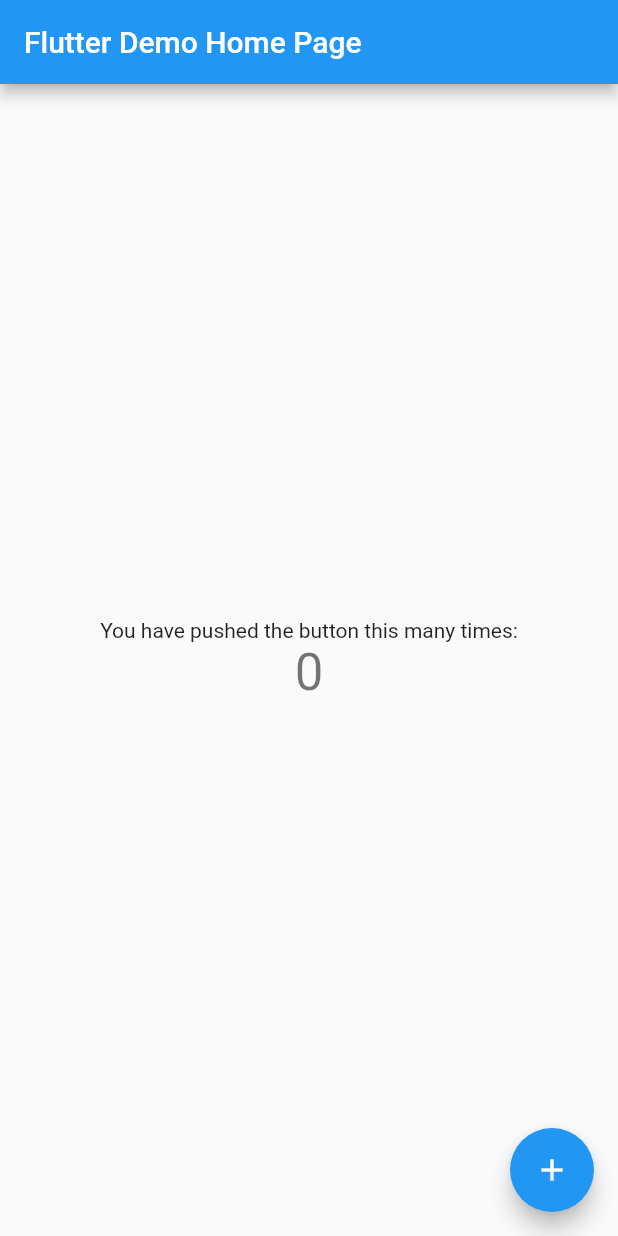
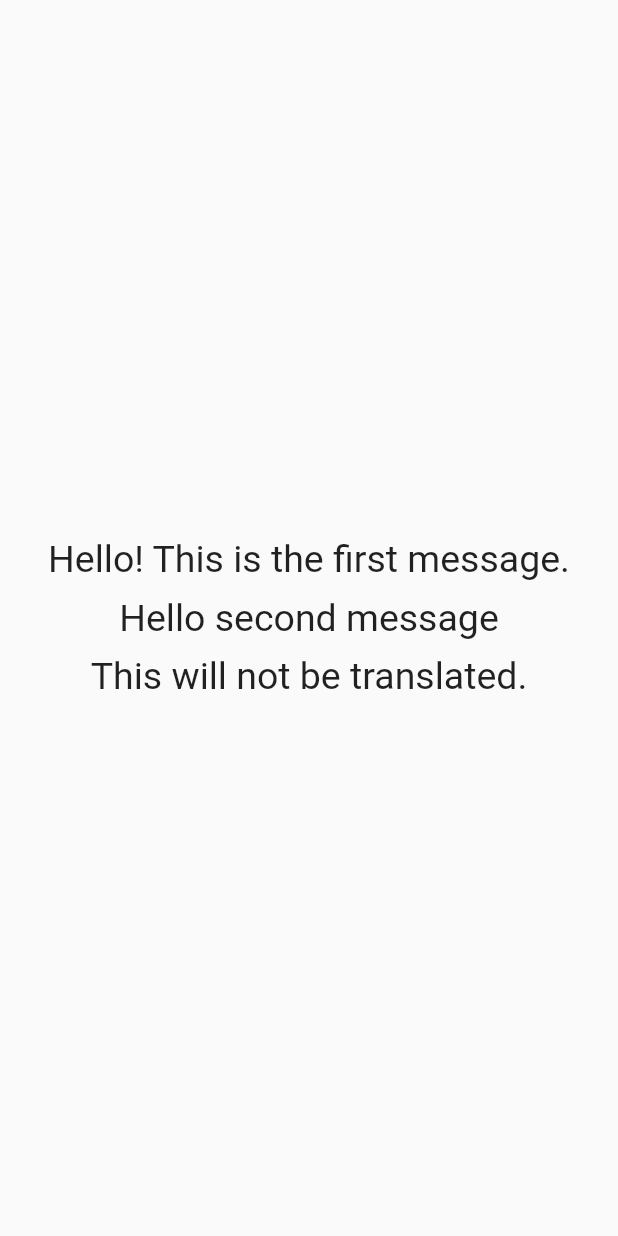
Before and after one commit to AshrafWzza/localization, a Flutter app: the screen it shows after launch, on a phone screen of 412 x 824 dp. Run offline on Flutter 3.47's test engine with Material 2 defaults, Android fonts, the phone set to English and light mode, and no system bars.

Commit message:
Localization based on system language

```diff
--- /dev/null
+++ b/lang/ar.json
@@ -0,0 +1,4 @@
+{
+  "first_string": "مرحباً",
+  "second_string": "مرحباً مرحباً مرحباً"
+}
--- /dev/null
+++ b/lang/en.json
@@ -0,0 +1,4 @@
+{
+  "first_string": "Hello! This is the first message.",
+  "second_string": "Hello second message"
+}
--- /dev/null
+++ b/lib/config/local/app_localizations.dart
@@ -0,0 +1,110 @@
+import 'dart:async';
+import 'dart:convert';
+
+import 'package:flutter/cupertino.dart';
+import 'package:flutter/material.dart';
+import 'package:flutter/services.dart';
+import 'package:flutter_localizations/flutter_localizations.dart';
+
+class AppLocalizations {
+  final Locale locale;
+
+  AppLocalizations(this.locale);
+
+  // Helper method to keep the code in the widgets concise
+  // Localizations are accessed using an InheritedWidget "of" syntax
+  static AppLocalizations? of(BuildContext context) {
+    return Localizations.of<AppLocalizations>(context, AppLocalizations);
+  }
+
+  // Static member to have a simple access to the delegate from the MaterialApp
+  static const LocalizationsDelegate<AppLocalizations> delegate =
+      _AppLocalizationsDelegate();
+
+  Map<String, String>? _localizedStrings;
+
+  Future<bool> load() async {
+    // Load the language JSON file from the "lang" folder
+    String jsonString =
+        await rootBundle.loadString('lang/${locale.languageCode}.json');
+    Map<String, dynamic> jsonMap = json.decode(jsonString);
+
+    _localizedStrings = jsonMap.map((key, value) {
+      return MapEntry(key, value.toString());
+    });
+
+    return true;
+  }
+
+  // This method will be called from every widget which needs a localized text
+  String? translate(String key) => _localizedStrings![key];
+}
+
+// LocalizationsDelegate is a factory for a set of localized resources
+// In this case, the localized strings will be gotten in an AppLocalizations object
+class _AppLocalizationsDelegate
+    extends LocalizationsDelegate<AppLocalizations> {
+  // This delegate instance will never change (it doesn't even have fields!)
+  // It can provide a constant constructor.
+  const _AppLocalizationsDelegate();
+
+  @override
+  bool isSupported(Locale locale) {
+    // Include all of your supported language codes here
+    return ['en', 'ar'].contains(locale.languageCode);
+  }
+
+  @override
+  Future<AppLocalizations> load(Locale locale) async {
+    // AppLocalizations class is where the JSON loading actually runs
+
+    AppLocalizations localizations = AppLocalizations(locale);
+    await localizations.load();
+    return localizations;
+  }
+
+  @override
+  bool shouldReload(_AppLocalizationsDelegate old) => false;
+}
+
+class AppLocalizationsSetup {
+  static const Iterable<Locale> supportedLocales = [
+    Locale('en'),
+    Locale('ar'),
+  ];
+
+  static const Iterable<LocalizationsDelegate<dynamic>> localizationsDelegates =
+      [
+    // A class which loads the translations from JSON files
+    AppLocalizations.delegate,
+    // Built-in localization of basic text for Material widgets
+    GlobalMaterialLocalizations.delegate,
+    // Built-in localization for text direction LTR/RTL
+    GlobalWidgetsLocalizations.delegate,
+    GlobalCupertinoLocalizations.delegate,
+    DefaultCupertinoLocalizations.delegate
+  ];
+
+  // Returns a locale which will be used by the app
+  static Locale? localeResolutionCallback(
+      Locale? locale, Iterable<Locale>? supportedLocales) {
+    // Locale?? Localizations.localeOf(context); // * Check for IOS
+    for (Locale supportedLocale in supportedLocales!) {
+      if (supportedLocale.languageCode == locale!.languageCode &&
+          supportedLocale.countryCode == locale.countryCode) {
+        return supportedLocale;
+      }
+    }
+    return supportedLocales.first;
+  }
+
+  static Locale? defaultLocale(Locale? locale) {
+    for (Locale supportedLocale in supportedLocales) {
+      if (supportedLocale.languageCode == locale?.languageCode &&
+          supportedLocale.countryCode == locale?.countryCode) {
+        return supportedLocale;
+      }
+    }
+    return supportedLocales.first;
+  }
+}
--- a/lib/main.dart
+++ b/lib/main.dart
@@ -1,13 +1,12 @@
 import 'package:flutter/material.dart';
 
-void main() {
-  runApp(const MyApp());
-}
+import 'config/local/app_localizations.dart';
+
+void main() => runApp(const MyApp());
 
 class MyApp extends StatelessWidget {
   const MyApp({super.key});
 
-  // This widget is the root of your application.
   @override
   Widget build(BuildContext context) {
     return MaterialApp(
@@ -15,56 +14,48 @@ class MyApp extends StatelessWidget {
       theme: ThemeData(
         primarySwatch: Colors.blue,
       ),
-      home: const MyHomePage(title: 'Flutter Demo Home Page'),
+      // List all of the app's supported locales here
+      supportedLocales: AppLocalizationsSetup.supportedLocales,
+      // These delegates make sure that the localization data for the proper language is loaded
+      localizationsDelegates: AppLocalizationsSetup.localizationsDelegates,
+      home: const MyHomePage(),
     );
   }
 }
 
-class MyHomePage extends StatefulWidget {
-  const MyHomePage({super.key, required this.title});
-
-  final String title;
-
-  @override
-  State<MyHomePage> createState() => _MyHomePageState();
-}
-
-class _MyHomePageState extends State<MyHomePage> {
-  int _counter = 0;
-
-  void _incrementCounter() {
-    setState(() {
-      _counter++;
-    });
-  }
+class MyHomePage extends StatelessWidget {
+  const MyHomePage({super.key});
 
   @override
   Widget build(BuildContext context) {
     return Scaffold(
-      appBar: AppBar(
-        title: Text(widget.title),
-      ),
       body: Center(
-        // Center is a layout widget. It takes a single child and positions it
-        // in the middle of the parent.
-        child: Column(
-          mainAxisAlignment: MainAxisAlignment.center,
-          children: <Widget>[
-            const Text(
-              'You have pushed the button this many times:',
-            ),
-            Text(
-              '$_counter',
-              style: Theme.of(context).textTheme.headline4,
-            ),
-          ],
+        child: Padding(
+          padding: const EdgeInsets.all(8.0),
+          child: Column(
+            mainAxisSize: MainAxisSize.min,
+            children: <Widget>[
+              Text(
+                AppLocalizations.of(context)!.translate('first_string')!,
+                style: const TextStyle(fontSize: 25),
+                textAlign: TextAlign.center,
+              ),
+              const SizedBox(height: 10),
+              Text(
+                AppLocalizations.of(context)!.translate('second_string')!,
+                style: const TextStyle(fontSize: 25),
+                textAlign: TextAlign.center,
+              ),
+              const SizedBox(height: 10),
+              const Text(
+                'This will not be translated.',
+                style: TextStyle(fontSize: 25),
+                textAlign: TextAlign.center,
+              ),
+            ],
+          ),
         ),
       ),
-      floatingActionButton: FloatingActionButton(
-        onPressed: _incrementCounter,
-        tooltip: 'Increment',
-        child: const Icon(Icons.add),
-      ), // This trailing comma makes auto-formatting nicer for build methods.
     );
   }
 }
```
Also changed, not shown: pubspec.yaml (+5 -66 lines), pubspec.lock.
